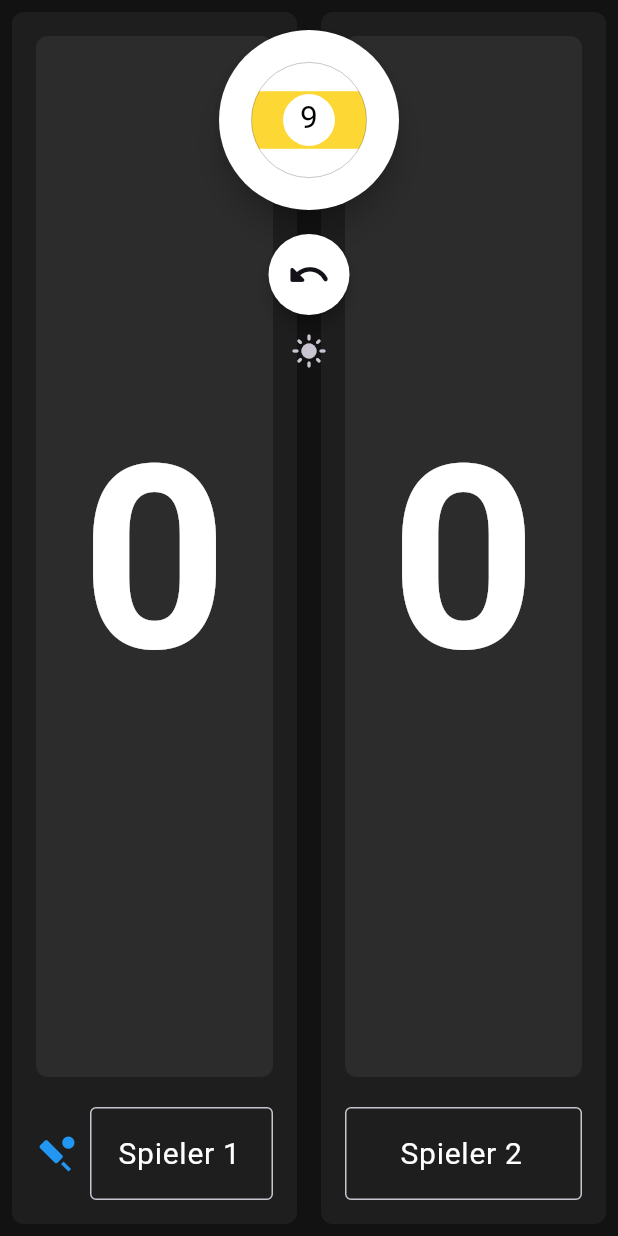
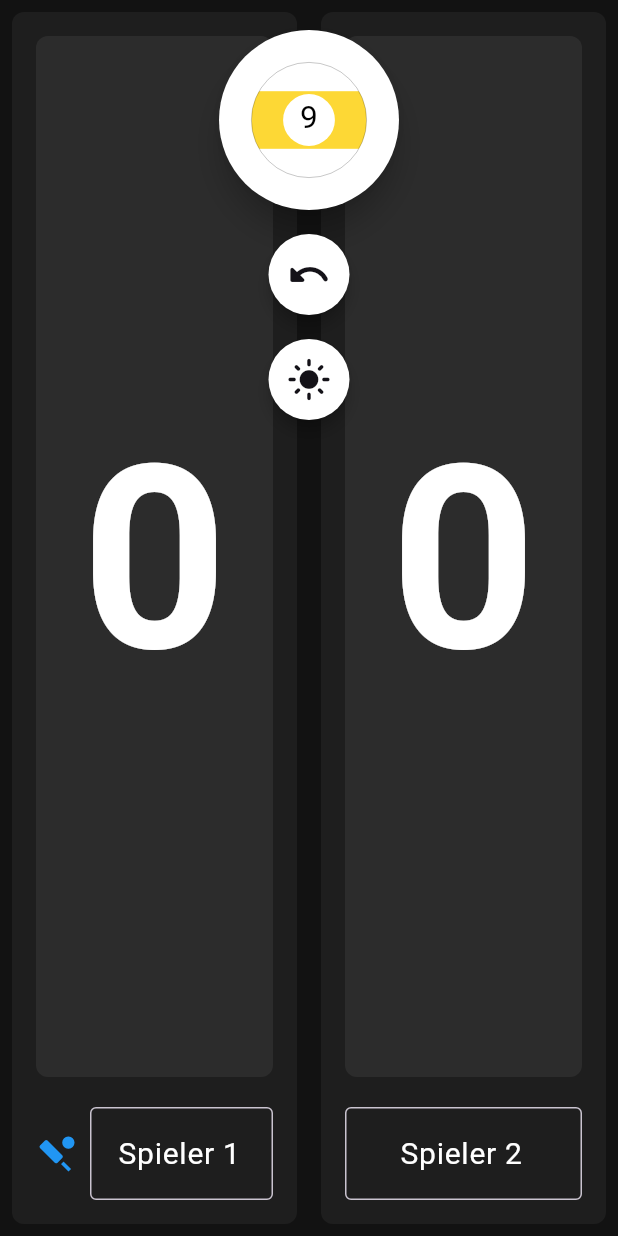
Before and after one commit to andyPetsch/club_score, a Flutter app: the screen it shows after launch, after a tap on the "dark mode" icon, on a phone screen of 412 x 824 dp. Run offline on Flutter 3.47's test engine with Material 3 defaults, Android fonts, the phone set to English and light mode, and no system bars; our stand-ins replace flutter_svg, shared_preferences.

Commit message:
standardized look for color theme button

```diff
--- a/lib/widgets/floating_control_panel.dart
+++ b/lib/widgets/floating_control_panel.dart
@@ -57,6 +57,7 @@ class FloatingControlPanel extends StatelessWidget {
               ),
             ),
           ),
+
           const SizedBox(height: 16),
 
           // Undo button - smaller circular button
@@ -81,15 +82,30 @@ class FloatingControlPanel extends StatelessWidget {
             ),
           ),
 
-          IconButton(
-            icon: Icon(
-              Provider.of<ThemeProvider>(context).isDarkMode
-                  ? Icons.light_mode
-                  : Icons.dark_mode,
+          const SizedBox(height: 16),
+
+          // Replace the existing IconButton with this:
+          Material(
+            elevation: 4,
+            shape: const CircleBorder(),
+            clipBehavior: Clip.antiAlias,
+            color: Colors.white,
+            child: InkWell(
+              onTap: () {
+                Provider.of<ThemeProvider>(context, listen: false)
+                    .toggleTheme();
+              },
+              child: Padding(
+                padding: const EdgeInsets.all(12.0),
+                child: Icon(
+                  Provider.of<ThemeProvider>(context).isDarkMode
+                      ? Icons.light_mode
+                      : Icons.dark_mode,
+                  size: 30,
+                  color: Theme.of(context).primaryColor,
+                ),
+              ),
             ),
-            onPressed: () {
-              Provider.of<ThemeProvider>(context, listen: false).toggleTheme();
-            },
           )
         ],
       ),
```
